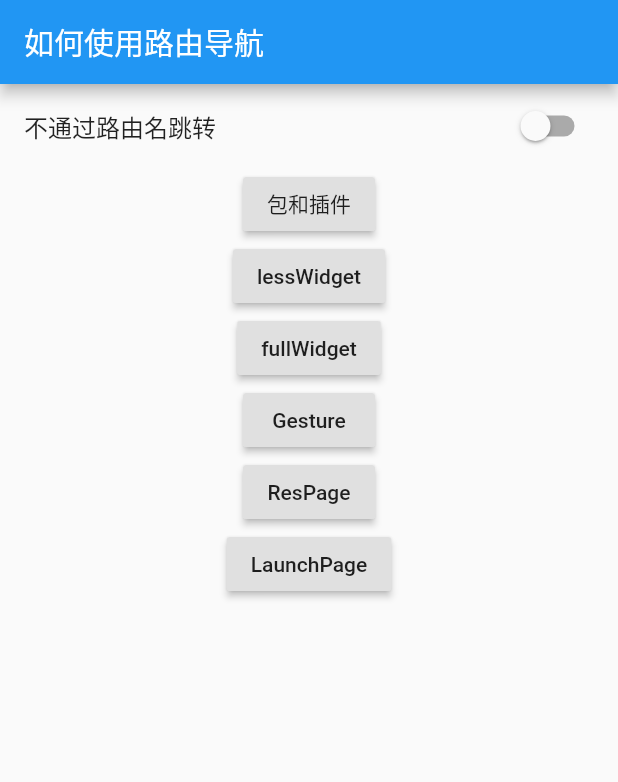
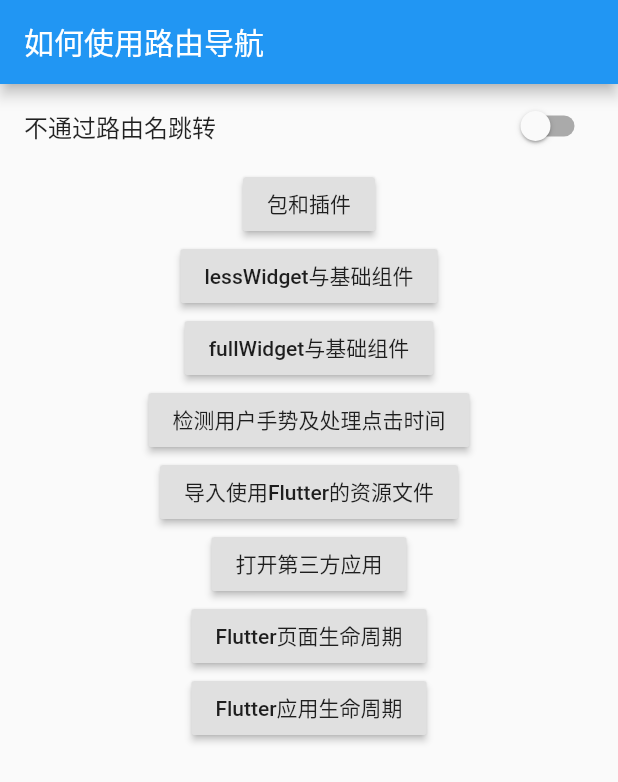
Before and after one commit to DavidYuanX/flutter_photo, a Flutter app: the screen it shows after launch, on a phone screen of 412 x 824 dp. Shown: the top 782 px of the screen. Run offline on Flutter 3.47's test engine with Material 2 defaults, Android fonts, the phone set to English and light mode, and no system bars; missing offline and left inert: flutter_color_plugin.

Commit message:
Flutter生命周期

```diff
--- a/lib/main.dart
+++ b/lib/main.dart
@@ -1,6 +1,8 @@
 import 'dart:math';
 
 import 'package:flutter/material.dart';
+import 'package:flutter_photo/app_lifecycle.dart';
+import 'package:flutter_photo/flutter_widget_lifecycle.dart';
 import 'package:flutter_photo/gesture_page.dart';
 import 'package:flutter_photo/launcher_page.dart';
 import 'package:flutter_photo/less_group_page.dart';
@@ -41,9 +43,13 @@ class MyApp extends StatelessWidget {
         'Gesture':(BuildContext context)=>GesturePage(),
         'ResPage':(BuildContext context)=>ResPage(),
         'LaunchPage':(BuildContext context)=>LaunchPage(),
+        'WidgetLifecycle':(BuildContext context)=>WidgetLifecycle(),
+        'AppLifecycle':(BuildContext context)=>AppLifecycle(),
+
       },
     );
   }
+
 }
 // RouteNavigator
 class RouteNavigatorState extends StatefulWidget {
@@ -66,11 +72,13 @@ class _RouteNavigatorStateState extends State<RouteNavigatorState>{
             });
           },),
           _item('包和插件',PluginUse(),'Plugin'),
-          _item('lessWidget',LessGroupPage(),'Less'),
-          _item('fullWidget',StateFullGroup(),'Full'),
-          _item('Gesture',GesturePage(),'Gesture'),
-          _item('ResPage',ResPage(),'ResPage'),
-          _item('LaunchPage',LaunchPage(),'LaunchPage'),
+          _item('lessWidget与基础组件',LessGroupPage(),'Less'),
+          _item('fullWidget与基础组件',StateFullGroup(),'Full'),
+          _item('检测用户手势及处理点击时间',GesturePage(),'Gesture'),
+          _item('导入使用Flutter的资源文件',ResPage(),'ResPage'),
+          _item('打开第三方应用',LaunchPage(),'LaunchPage'),
+          _item('Flutter页面生命周期',WidgetLifecycle(),'WidgetLifecycle'),
+          _item('Flutter应用生命周期',AppLifecycle(),'AppLifecycle'),
         ],
       ),
     );
```
Also changed, not shown: lib/app_lifecycle.dart (added, +56 -0 lines), lib/flutter_widget_lifecycle.dart (added, +94 -0 lines).
